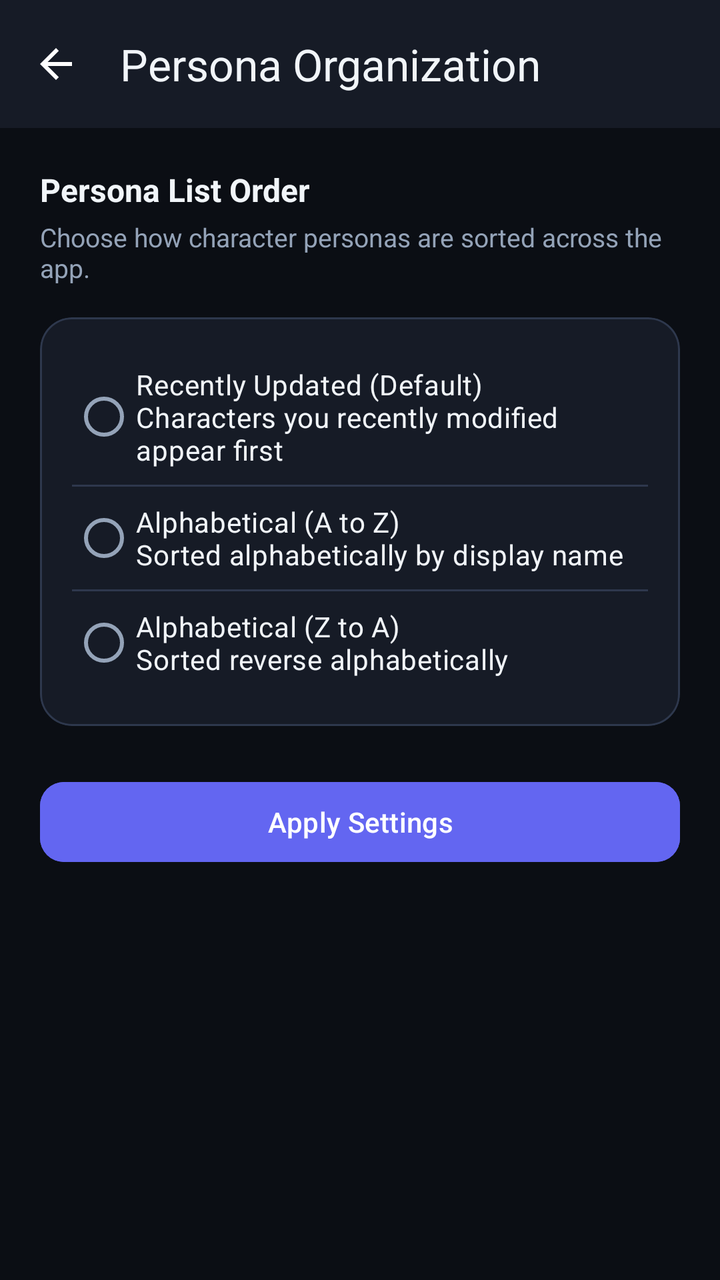
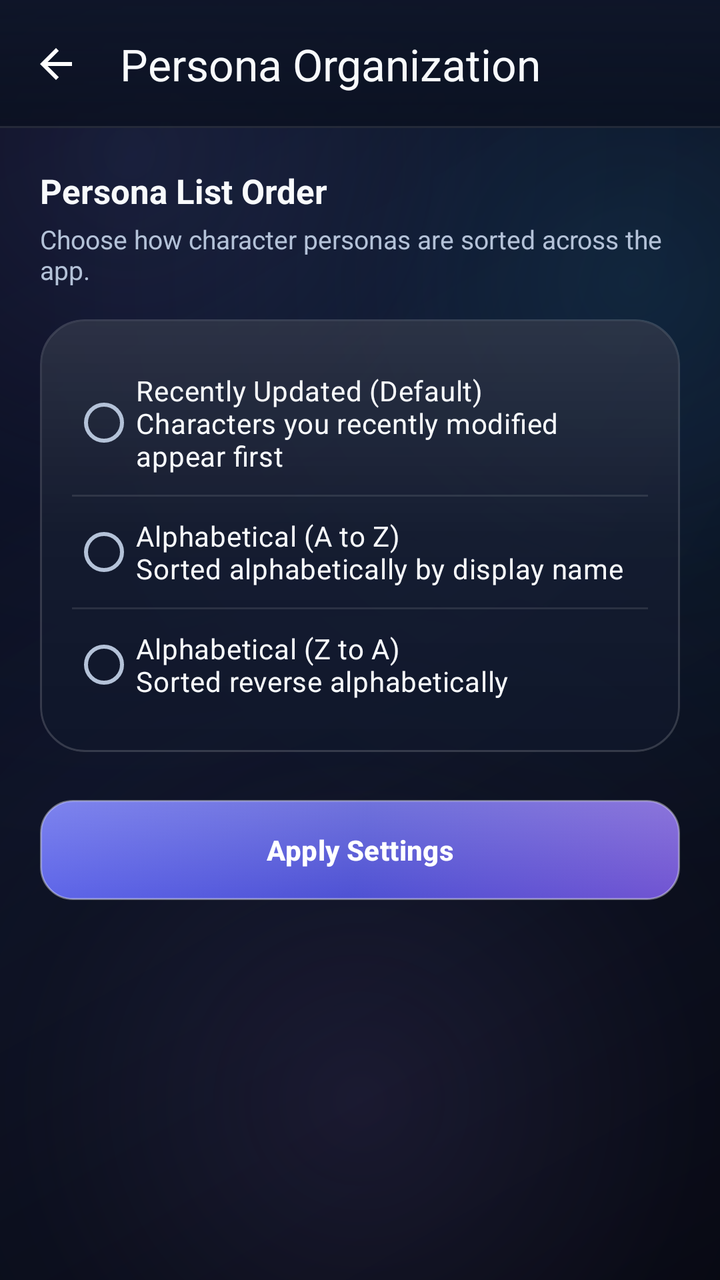

An Android layout rendered at two revisions. The XML below is the earlier revision; the diff shows what the commit changed to produce the second picture.
<!-- AndroidManifest.xml: activity theme Theme.PersonaNet -->
<!-- res/layout/activity_persona_organization.xml -->
<?xml version="1.0" encoding="utf-8"?>
<LinearLayout xmlns:android="http://schemas.android.com/apk/res/android"
    xmlns:app="http://schemas.android.com/apk/res-auto"
    android:layout_width="match_parent"
    android:layout_height="match_parent"
    android:background="@color/bg_midnight"
    android:orientation="vertical">

    <com.google.android.material.appbar.AppBarLayout
        android:id="@+id/app_bar_persona_org"
        android:layout_width="match_parent"
        android:layout_height="wrap_content"
        android:background="@color/surface_card">

        <androidx.appcompat.widget.Toolbar
            android:id="@+id/toolbar_persona_org"
            android:layout_width="match_parent"
            android:layout_height="?attr/actionBarSize"
            app:navigationIcon="@drawable/ic_back"
            app:title="Persona Organization"
            app:titleTextColor="@color/text_primary" />
    </com.google.android.material.appbar.AppBarLayout>

    <LinearLayout
        android:layout_width="match_parent"
        android:layout_height="wrap_content"
        android:orientation="vertical"
        android:padding="20dp">

        <TextView
            android:layout_width="wrap_content"
            android:layout_height="wrap_content"
            android:text="Persona List Order"
            android:textColor="@color/text_primary"
            android:textSize="16sp"
            android:textStyle="bold" />

        <TextView
            android:layout_width="wrap_content"
            android:layout_height="wrap_content"
            android:layout_marginTop="4dp"
            android:text="Choose how character personas are sorted across the app."
            android:textColor="@color/text_secondary"
            android:textSize="13sp" />

        <com.google.android.material.card.MaterialCardView
            android:layout_width="match_parent"
            android:layout_height="wrap_content"
            android:layout_marginTop="16dp"
            app:cardBackgroundColor="@color/surface_card"
            app:cardCornerRadius="16dp"
            app:strokeColor="@color/border_divider"
            app:strokeWidth="1dp">

            <RadioGroup
                android:id="@+id/radio_group_persona_sort"
                android:layout_width="match_parent"
                android:layout_height="wrap_content"
                android:padding="16dp">

                <RadioButton
                    android:id="@+id/radio_persona_recent"
                    android:layout_width="match_parent"
                    android:layout_height="wrap_content"
                    android:paddingVertical="8dp"
                    android:text="Recently Updated (Default)\nCharacters you recently modified appear first"
                    android:textColor="@color/text_primary" />

                <View
                    android:layout_width="match_parent"
                    android:layout_height="1dp"
                    android:background="@color/border_divider" />

                <RadioButton
                    android:id="@+id/radio_persona_az"
                    android:layout_width="match_parent"
                    android:layout_height="wrap_content"
                    android:paddingVertical="8dp"
                    android:text="Alphabetical (A to Z)\nSorted alphabetically by display name"
                    android:textColor="@color/text_primary" />

                <View
                    android:layout_width="match_parent"
                    android:layout_height="1dp"
                    android:background="@color/border_divider" />

                <RadioButton
                    android:id="@+id/radio_persona_za"
                    android:layout_width="match_parent"
                    android:layout_height="wrap_content"
                    android:paddingVertical="8dp"
                    android:text="Alphabetical (Z to A)\nSorted reverse alphabetically"
                    android:textColor="@color/text_primary" />
            </RadioGroup>
        </com.google.android.material.card.MaterialCardView>

        <com.google.android.material.button.MaterialButton
            android:id="@+id/btn_save_persona_org"
            android:layout_width="match_parent"
            android:layout_height="48dp"
            android:layout_marginTop="24dp"
            android:backgroundTint="@color/indigo_primary"
            android:text="Apply Settings"
            android:textColor="@color/white"
            app:cornerRadius="12dp" />

    </LinearLayout>

</LinearLayout>
<!-- resources referenced by this layout -->
<resources>
  <color name="bg_midnight">#0B0E14</color>
  <color name="border_divider">#2E384D</color>
  <color name="indigo_primary">#6366F1</color>
  <color name="surface_card">#161B26</color>
  <color name="text_primary">#F1F5F9</color>
  <color name="text_secondary">#94A3B8</color>
  <style name="Theme.PersonaNet" parent="Theme.Material3.DayNight.NoActionBar">
          
          <item name="colorPrimary">@color/indigo_primary</item>
          <item name="colorOnPrimary">@color/white</item>
          <item name="colorPrimaryContainer">@color/surface_elevated</item>
          <item name="colorOnPrimaryContainer">@color/text_primary</item>
          
          <item name="colorSecondary">@color/violet_accent</item>
          <item name="colorOnSecondary">@color/white</item>
  
          
          <item name="android:windowBackground">@color/bg_midnight</item>
          <item name="colorSurface">@color/surface_card</item>
          <item name="colorOnSurface">@color/text_primary</item>
          <item name="colorSurfaceVariant">@color/surface_elevated</item>
          <item name="colorOnSurfaceVariant">@color/text_secondary</item>
  
          
          <item name="android:statusBarColor">@color/bg_midnight</item>
          <item name="android:navigationBarColor">@color/bg_midnight</item>
          <item name="android:windowLightStatusBar">false</item>
          <item name="android:windowLightNavigationBar">false</item>
  
          <item name="android:textColorPrimary">@color/text_primary</item>
          <item name="android:textColorSecondary">@color/text_secondary</item>
      </style>
  <color name="surface_elevated">#1F2637</color>
  <color name="violet_accent">#8B5CF6</color>
  <!-- unchanged entries left out for length: 2 -->
</resources>

<!-- the commit's change to res/layout/activity_persona_organization.xml (unified diff, before → after) -->
@@ -3,107 +3,120 @@
     xmlns:app="http://schemas.android.com/apk/res-auto"
     android:layout_width="match_parent"
     android:layout_height="match_parent"
-    android:background="@color/bg_midnight"
+    android:background="@drawable/bg_liquid_ambient_canvas"
     android:orientation="vertical">
 
     <com.google.android.material.appbar.AppBarLayout
         android:id="@+id/app_bar_persona_org"
         android:layout_width="match_parent"
         android:layout_height="wrap_content"
-        android:background="@color/surface_card">
+        android:background="@drawable/bg_glass_chrome_bar"
+        app:elevation="0dp">
 
         <androidx.appcompat.widget.Toolbar
             android:id="@+id/toolbar_persona_org"
             android:layout_width="match_parent"
             android:layout_height="?attr/actionBarSize"
             app:navigationIcon="@drawable/ic_back"
+            app:navigationIconTint="@color/text_primary"
             app:title="Persona Organization"
             app:titleTextColor="@color/text_primary" />
     </com.google.android.material.appbar.AppBarLayout>
 
-    <LinearLayout
+    <ScrollView
+        android:id="@+id/scroll_persona_org"
         android:layout_width="match_parent"
-        android:layout_height="wrap_content"
-        android:orientation="vertical"
-        android:padding="20dp">
+        android:layout_height="0dp"
+        android:layout_weight="1"
+        android:clipToPadding="false"
+        android:fillViewport="true">
 
-        <TextView
-            android:layout_width="wrap_content"
-            android:layout_height="wrap_content"
-            android:text="Persona List Order"
-            android:textColor="@color/text_primary"
-            android:textSize="16sp"
-            android:textStyle="bold" />
-
-        <TextView
-            android:layout_width="wrap_content"
-            android:layout_height="wrap_content"
-            android:layout_marginTop="4dp"
-            android:text="Choose how character personas are sorted across the app."
-            android:textColor="@color/text_secondary"
-            android:textSize="13sp" />
-
-        <com.google.android.material.card.MaterialCardView
+        <LinearLayout
             android:layout_width="match_parent"
             android:layout_height="wrap_content"
-            android:layout_marginTop="16dp"
-            app:cardBackgroundColor="@color/surface_card"
-            app:cardCornerRadius="16dp"
-            app:strokeColor="@color/border_divider"
-            app:strokeWidth="1dp">
+            android:orientation="vertical"
+            android:padding="20dp">
 
-            <RadioGroup
-                android:id="@+id/radio_group_persona_sort"
+            <TextView
+                android:layout_width="wrap_content"
+                android:layout_height="wrap_content"
+                android:text="Persona List Order"
+                android:textColor="@color/text_primary"
+                android:textSize="17sp"
+                android:textStyle="bold" />
+
+            <TextView
+                android:layout_width="wrap_content"
+                android:layout_height="wrap_content"
+                android:layout_marginTop="4dp"
+                android:text="Choose how character personas are sorted across the app."
+                android:textColor="@color/text_secondary"
+                android:textSize="13sp" />
+
+            <com.google.android.material.card.MaterialCardView
                 android:layout_width="match_parent"
                 android:layout_height="wrap_content"
-                android:padding="16dp">
+                android:layout_marginTop="16dp"
+                app:cardBackgroundColor="@android:color/transparent"
+                app:cardCornerRadius="@dimen/glass_radius_card"
+                app:cardElevation="0dp"
+                app:strokeWidth="0dp">
 
-                <RadioButton
-                    android:id="@+id/radio_persona_recent"
+                <RadioGroup
+                    android:id="@+id/radio_group_persona_sort"
                     android:layout_width="match_parent"
                     android:layout_height="wrap_content"
-                    android:paddingVertical="8dp"
-                    android:text="Recently Updated (Default)\nCharacters you recently modified appear first"
-                    android:textColor="@color/text_primary" />
+                    android:background="@drawable/bg_glass_card"
+                    android:padding="16dp">
 
-                <View
-                    android:layout_width="match_parent"
-                    android:layout_height="1dp"
-                    android:background="@color/border_divider" />
+                    <RadioButton
+                        android:id="@+id/radio_persona_recent"
+                        android:layout_width="match_parent"
+                        android:layout_height="wrap_content"
+                        android:minHeight="48dp"
+                        android:paddingVertical="10dp"
+                        android:text="Recently Updated (Default)\nCharacters you recently modified appear first"
+                        android:textColor="@color/text_primary" />
 
-                <RadioButton
-                    android:id="@+id/radio_persona_az"
-                    android:layout_width="match_parent"
-                    android:layout_height="wrap_content"
-                    android:paddingVertical="8dp"
-                    android:text="Alphabetical (A to Z)\nSorted alphabetically by display name"
-                    android:textColor="@color/text_primary" />
+                    <View
+                        android:layout_width="match_parent"
+                        android:layout_height="1dp"
+                        android:background="@color/glass_border_subtle" />
 
-                <View
-                    android:layout_width="match_parent"
-                    android:layout_height="1dp"
-                    android:background="@color/border_divider" />
+                    <RadioButton
+                        android:id="@+id/radio_persona_az"
+                        android:layout_width="match_parent"
+                        android:layout_height="wrap_content"
+                        android:minHeight="48dp"
+                        android:paddingVertical="10dp"
+                        android:text="Alphabetical (A to Z)\nSorted alphabetically by display name"
+                        android:textColor="@color/text_primary" />
 
-                <RadioButton
-                    android:id="@+id/radio_persona_za"
-                    android:layout_width="match_parent"
-                    android:layout_height="wrap_content"
-                    android:paddingVertical="8dp"
-                    android:text="Alphabetical (Z to A)\nSorted reverse alphabetically"
-                    android:textColor="@color/text_primary" />
-            </RadioGroup>
-        </com.google.android.material.card.MaterialCardView>
+                    <View
+                        android:layout_width="match_parent"
+                        android:layout_height="1dp"
+                        android:background="@color/glass_border_subtle" />
 
-        <com.google.android.material.button.MaterialButton
-            android:id="@+id/btn_save_persona_org"
-            android:layout_width="match_parent"
-            android:layout_height="48dp"
-            android:layout_marginTop="24dp"
-            android:backgroundTint="@color/indigo_primary"
-            android:text="Apply Settings"
-            android:textColor="@color/white"
-            app:cornerRadius="12dp" />
+                    <RadioButton
+                        android:id="@+id/radio_persona_za"
+                        android:layout_width="match_parent"
+                        android:layout_height="wrap_content"
+                        android:minHeight="48dp"
+                        android:paddingVertical="10dp"
+                        android:text="Alphabetical (Z to A)\nSorted reverse alphabetically"
+                        android:textColor="@color/text_primary" />
+                </RadioGroup>
+            </com.google.android.material.card.MaterialCardView>
 
-    </LinearLayout>
+            <com.google.android.material.button.MaterialButton
+                android:id="@+id/btn_save_persona_org"
+                style="@style/Widget.PersonaNet.GlassButton.Primary"
+                android:layout_width="match_parent"
+                android:layout_height="50dp"
+                android:layout_marginTop="24dp"
+                android:text="Apply Settings" />
+
+        </LinearLayout>
+    </ScrollView>
 
 </LinearLayout>
<!-- resource entries referenced after the edit -->
@@ -1,20 +1,189 @@
 <!-- resources referenced by this layout -->
 <resources>
-  <color name="bg_midnight">#0B0E14</color>
-  <color name="border_divider">#2E384D</color>
-  <color name="indigo_primary">#6366F1</color>
-  <color name="surface_card">#161B26</color>
-  <color name="text_primary">#F1F5F9</color>
-  <color name="text_secondary">#94A3B8</color>
+  <color name="glass_border_subtle">#1AFFFFFF</color>
+  <color name="bg_midnight">#060913</color>
+  <color name="bg_canvas_mid">#0A1020</color>
+  <color name="bg_canvas_deep">#04060D</color>
+  <!-- drawable bg_glass_button_primary (drawable) -->
+  <?xml version="1.0" encoding="utf-8"?>
+  <selector xmlns:android="http://schemas.android.com/apk/res/android">
+      <item android:state_enabled="false">
+          <shape android:shape="rectangle">
+              <solid android:color="#337C83FF" />
+              <corners android:radius="@dimen/glass_radius_button" />
+              <stroke
+                  android:width="1dp"
+                  android:color="@color/glass_border_subtle" />
+          </shape>
+      </item>
+      <item>
+          <ripple android:color="@color/ripple_color">
+              <item>
+                  <layer-list>
+                      <item>
+                          <shape android:shape="rectangle">
+                              <gradient
+                                  android:angle="315"
+                                  android:startColor="#E66870FF"
+                                  android:centerColor="#E65558E6"
+                                  android:endColor="#E67C5CE6"
+                                  android:type="linear" />
+                              <corners android:radius="@dimen/glass_radius_button" />
+                              <stroke
+                                  android:width="1dp"
+                                  android:color="#66FFFFFF" />
+                          </shape>
+                      </item>
+                      <item android:left="1dp" android:right="1dp" android:top="1dp" android:bottom="1dp">
+                          <shape android:shape="rectangle">
+                              <gradient
+                                  android:angle="270"
+                                  android:startColor="#30FFFFFF"
+                                  android:endColor="@color/glass_sheen_none"
+                                  android:type="linear" />
+                              <corners android:radius="15dp" />
+                          </shape>
+                      </item>
+                  </layer-list>
+              </item>
+          </ripple>
+      </item>
+  </selector>
+  <color name="ripple_color">#38FFFFFF</color>
+  <color name="border_divider">#29FFFFFF</color>
+  <color name="glass_sheen_none">#00FFFFFF</color>
+  <color name="indigo_primary">#7C83FF</color>
+  <color name="surface_card">#B311182B</color>
+  <dimen name="glass_stroke_width">1dp</dimen>
+  <color name="text_primary">#F8FAFC</color>
+  <color name="text_secondary">#B4C2D8</color>
+  <dimen name="glass_radius_card">22dp</dimen>
+  <!-- drawable bg_glass_card (drawable) -->
+  <?xml version="1.0" encoding="utf-8"?>
+  <layer-list xmlns:android="http://schemas.android.com/apk/res/android">
+      
+      <item>
+          <shape android:shape="rectangle">
+              <solid android:color="@color/surface_card" />
+              <corners android:radius="@dimen/glass_radius_card" />
+              <stroke
+                  android:width="@dimen/glass_stroke_width"
+                  android:color="@color/border_divider" />
+          </shape>
+      </item>
+      
+      <item
+          android:left="1dp"
+          android:right="1dp"
+          android:top="1dp"
+          android:bottom="1dp">
+          <shape android:shape="rectangle">
+              <gradient
+                  android:angle="270"
+                  android:startColor="#1CFFFFFF"
+                  android:centerColor="#05FFFFFF"
+                  android:endColor="@color/glass_sheen_none"
+                  android:type="linear" />
+              <corners android:radius="21dp" />
+          </shape>
+      </item>
+  </layer-list>
+  <!-- drawable bg_glass_chrome_bar (drawable) -->
+  <?xml version="1.0" encoding="utf-8"?>
+  <layer-list xmlns:android="http://schemas.android.com/apk/res/android">
+      <item>
+          <shape android:shape="rectangle">
+              <gradient
+                  android:angle="270"
+                  android:startColor="#EB0E1528"
+                  android:endColor="#CC090F1E"
+                  android:type="linear" />
+          </shape>
+      </item>
+      
+      <item android:gravity="bottom">
+          <shape android:shape="rectangle">
+              <size android:height="1dp" />
+              <solid android:color="@color/glass_border_subtle" />
+          </shape>
+      </item>
+  </layer-list>
+  <!-- drawable bg_liquid_ambient_canvas (drawable) -->
+  <?xml version="1.0" encoding="utf-8"?>
+  <layer-list xmlns:android="http://schemas.android.com/apk/res/android">
+      
+      <item>
+          <shape android:shape="rectangle">
+              <gradient
+                  android:angle="315"
+                  android:startColor="@color/bg_midnight"
+                  android:centerColor="@color/bg_canvas_mid"
+                  android:endColor="@color/bg_canvas_deep"
+                  android:type="linear" />
+          </shape>
+      </item>
+      
+      <item>
+          <shape android:shape="rectangle">
+              <gradient
+                  android:type="radial"
+                  android:centerX="0.18"
+                  android:centerY="0.12"
+                  android:gradientRadius="360dp"
+                  android:startColor="#267C83FF"
+                  android:centerColor="#0F5558E6"
+                  android:endColor="#00060913" />
+          </shape>
+      </item>
+      
+      <item>
+          <shape android:shape="rectangle">
+              <gradient
+                  android:type="radial"
+                  android:centerX="0.88"
+                  android:centerY="0.22"
+                  android:gradientRadius="300dp"
+                  android:startColor="#1E38BDF8"
+                  android:centerColor="#0A38BDF8"
+                  android:endColor="#00060913" />
+          </shape>
+      </item>
+      
+      <item>
+          <shape android:shape="rectangle">
+              <gradient
+                  android:type="radial"
+                  android:centerX="0.50"
+                  android:centerY="0.86"
+                  android:gradientRadius="340dp"
+                  android:startColor="#1EA78BFA"
+                  android:centerColor="#08A78BFA"
+                  android:endColor="#0004060D" />
+          </shape>
+      </item>
+  </layer-list>
+  <style name="Widget.PersonaNet.GlassButton.Primary" parent="Widget.Material3.Button">
+          <item name="backgroundTint">@null</item>
+          <item name="android:background">@drawable/bg_glass_button_primary</item>
+          <item name="android:textColor">@color/white</item>
+          <item name="android:textStyle">bold</item>
+          <item name="android:letterSpacing">0.01</item>
+          <item name="android:minHeight">48dp</item>
+          <item name="android:insetTop">0dp</item>
+          <item name="android:insetBottom">0dp</item>
+          <item name="rippleColor">@color/ripple_color</item>
+      </style>
   <style name="Theme.PersonaNet" parent="Theme.Material3.DayNight.NoActionBar">
           
           <item name="colorPrimary">@color/indigo_primary</item>
           <item name="colorOnPrimary">@color/white</item>
           <item name="colorPrimaryContainer">@color/surface_elevated</item>
           <item name="colorOnPrimaryContainer">@color/text_primary</item>
-          
+  
           <item name="colorSecondary">@color/violet_accent</item>
           <item name="colorOnSecondary">@color/white</item>
+          <item name="colorSecondaryContainer">@color/indigo_glow</item>
+          <item name="colorOnSecondaryContainer">@color/text_primary</item>
   
           
           <item name="android:windowBackground">@color/bg_midnight</item>
@@ -22,18 +191,86 @@
           <item name="colorOnSurface">@color/text_primary</item>
           <item name="colorSurfaceVariant">@color/surface_elevated</item>
           <item name="colorOnSurfaceVariant">@color/text_secondary</item>
-  
-          
-          <item name="android:statusBarColor">@color/bg_midnight</item>
-          <item name="android:navigationBarColor">@color/bg_midnight</item>
+          <item name="colorOutline">@color/border_divider</item>
+          <item name="colorControlHighlight">@color/ripple_color</item>
+  
+          
+          <item name="android:statusBarColor">@android:color/transparent</item>
+          <item name="android:navigationBarColor">@android:color/transparent</item>
           <item name="android:windowLightStatusBar">false</item>
           <item name="android:windowLightNavigationBar">false</item>
+          <item name="android:enforceNavigationBarContrast">false</item>
+          <item name="android:enforceStatusBarContrast">false</item>
   
           <item name="android:textColorPrimary">@color/text_primary</item>
           <item name="android:textColorSecondary">@color/text_secondary</item>
-      </style>
-  <color name="surface_elevated">#1F2637</color>
-  <color name="violet_accent">#8B5CF6</color>
+          <item name="android:textColorHint">@color/text_tertiary</item>
+  
+          
+          <item name="alertDialogTheme">@style/Theme.PersonaNet.AlertDialog</item>
+          <item name="materialAlertDialogTheme">@style/Theme.PersonaNet.AlertDialog</item>
+      </style>
+  <color name="surface_elevated">#CC19223B</color>
+  <color name="violet_accent">#A78BFA</color>
+  <color name="indigo_glow">#387C83FF</color>
+  <color name="text_tertiary">#7C8CA6</color>
+  <style name="Theme.PersonaNet.AlertDialog" parent="ThemeOverlay.Material3.MaterialAlertDialog">
+          <item name="android:windowBackground">@drawable/bg_glass_dialog</item>
+          <item name="android:windowAnimationStyle">@style/GlassDialogAnimation</item>
+          <item name="android:backgroundDimAmount">0.60</item>
+          <item name="colorSurface">@color/glass_surface_dialog</item>
+          <item name="colorOnSurface">@color/text_primary</item>
+          <item name="colorPrimary">@color/indigo_primary</item>
+          <item name="buttonBarPositiveButtonStyle">@style/Widget.PersonaNet.DialogButton.Positive</item>
+          <item name="buttonBarNegativeButtonStyle">@style/Widget.PersonaNet.DialogButton.Negative</item>
+          <item name="buttonBarNeutralButtonStyle">@style/Widget.PersonaNet.DialogButton.Negative</item>
+      </style>
+  <dimen name="glass_radius_button">16dp</dimen>
+  <!-- drawable bg_glass_dialog (drawable) -->
+  <?xml version="1.0" encoding="utf-8"?>
+  <layer-list xmlns:android="http://schemas.android.com/apk/res/android">
+      <item>
+          <shape android:shape="rectangle">
+              <solid android:color="@color/glass_surface_dialog" />
+              <corners android:radius="@dimen/glass_radius_dialog" />
+              <stroke
+                  android:width="1dp"
+                  android:color="@color/glass_border_bright" />
+          </shape>
+      </item>
+      <item
+          android:left="1dp"
+          android:right="1dp"
+          android:top="1dp"
+          android:bottom="1dp">
+          <shape android:shape="rectangle">
+              <gradient
+                  android:angle="270"
+                  android:startColor="#26FFFFFF"
+                  android:centerColor="#08FFFFFF"
+                  android:endColor="@color/glass_sheen_none"
+                  android:type="linear" />
+              <corners android:radius="25dp" />
+          </shape>
+      </item>
+  </layer-list>
+  <style name="GlassDialogAnimation">
+          <item name="android:windowEnterAnimation">@anim/glass_dialog_in</item>
+          <item name="android:windowExitAnimation">@anim/glass_dialog_out</item>
+      </style>
+  <color name="glass_surface_dialog">#EB11182B</color>
+  <style name="Widget.PersonaNet.DialogButton.Positive" parent="Widget.Material3.Button.TextButton.Dialog">
+          <item name="android:textColor">@color/indigo_primary</item>
+          <item name="android:textStyle">bold</item>
+          <item name="rippleColor">@color/ripple_accent</item>
+      </style>
+  <style name="Widget.PersonaNet.DialogButton.Negative" parent="Widget.Material3.Button.TextButton.Dialog">
+          <item name="android:textColor">@color/text_secondary</item>
+          <item name="rippleColor">@color/ripple_color</item>
+      </style>
+  <dimen name="glass_radius_dialog">26dp</dimen>
+  <color name="glass_border_bright">#40FFFFFF</color>
+  <color name="ripple_accent">#407C83FF</color>
   <!-- unchanged entries left out for length: 2 -->
 </resources>
 
